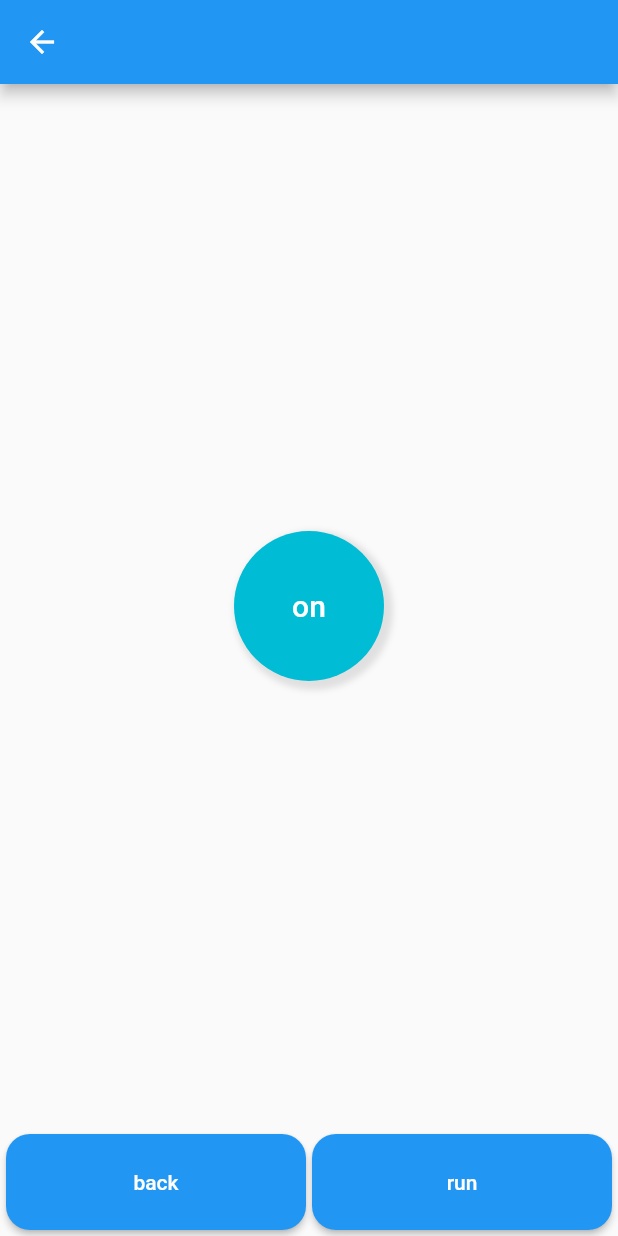
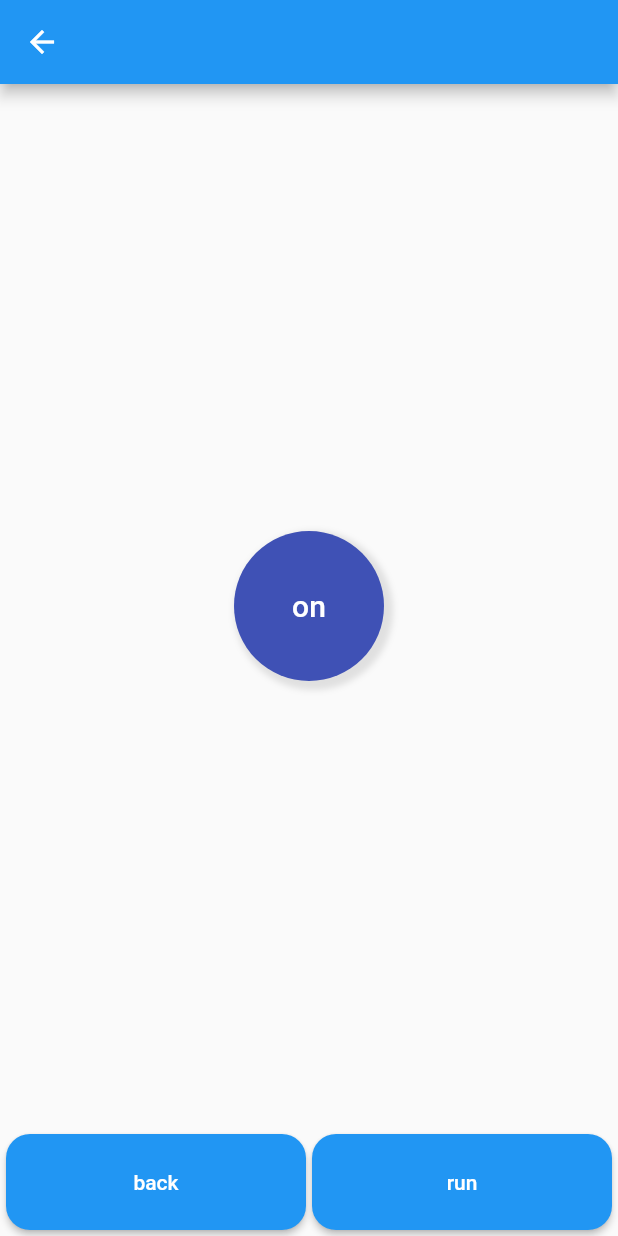
Before and after one commit to a-marenkov/flutter_animations_workshop, a Flutter app: the ShowcaseAnimatedContainer screen opened directly, on a phone screen of 412 x 824 dp. Run offline on Flutter 3.47's test engine with Material 2 defaults, Android fonts, the phone set to English and light mode, and no system bars.

Commit message:
workshop progress

```diff
--- a/lib/pages/showcase_page_1.dart
+++ b/lib/pages/showcase_page_1.dart
@@ -2,7 +2,6 @@ import 'package:flutter/material.dart';
 import 'package:flutter/widgets.dart';
 
 import '../strings.dart';
-import 'common/showcase_config.dart';
 import 'common/showcase_scaffold.dart';
 import 'common/showcase_title.dart';
 
@@ -31,28 +30,39 @@ class _ShowcaseAnimatedContainerState extends State<ShowcaseAnimatedContainer> {
     return ShowcaseScaffold(
       title: ShowcaseTitle.of(context),
       onRun: toggle,
-      child: AnimatedContainer(
-        duration: ShowcaseConfig.of(context).duration,
-        curve: Curves.easeIn,
-        width: 100.0,
-        height: 100.0,
+      child: value
+          ? Container(
+              width: 100,
+              height: 100,
               decoration: BoxDecoration(
-          color: value ? Colors.cyan : Colors.grey.shade300,
-          boxShadow: value
-              ? [
+                color: Colors.indigo,
+                boxShadow: [
                   BoxShadow(
                     color: Colors.grey.shade300,
                     offset: const Offset(3.0, 3.0),
                     blurRadius: 3.0,
                     spreadRadius: 3.0,
                   ),
-                ]
-              : null,
+                ],
                 shape: BoxShape.circle,
               ),
               child: Center(
                 child: Text(
-            value ? Strings.on : Strings.off,
+                  Strings.on,
+                  style: Theme.of(context).primaryTextTheme.headline6,
+                ),
+              ),
+            )
+          : Container(
+              width: 100,
+              height: 100,
+              decoration: BoxDecoration(
+                color: Colors.grey.shade300,
+                shape: BoxShape.circle,
+              ),
+              child: Center(
+                child: Text(
+                  Strings.off,
                   style: Theme.of(context).primaryTextTheme.headline6,
                 ),
               ),
--- a/lib/strings.dart
+++ b/lib/strings.dart
@@ -7,17 +7,5 @@ class Strings {
   static const on = 'on';
   static const off = 'off';
 
-  static const String runImmediately = 'Run immediately';
-
-  static const String strength = 'strength';
-  static const String agility = 'agility';
-  static const String intelligence = 'intelligence';
-
   static String durationMs(int millis) => 'Duration: ${millis}ms';
-
-  static String strengthOf(String value) => 'Strength: $value';
-
-  static String agilityOf(String value) => 'Agility: $value';
-
-  static String intelligenceOf(String value) => 'Intelligence: $value';
 }
```
Lines whose indentation alone changed are shown as unchanged.
